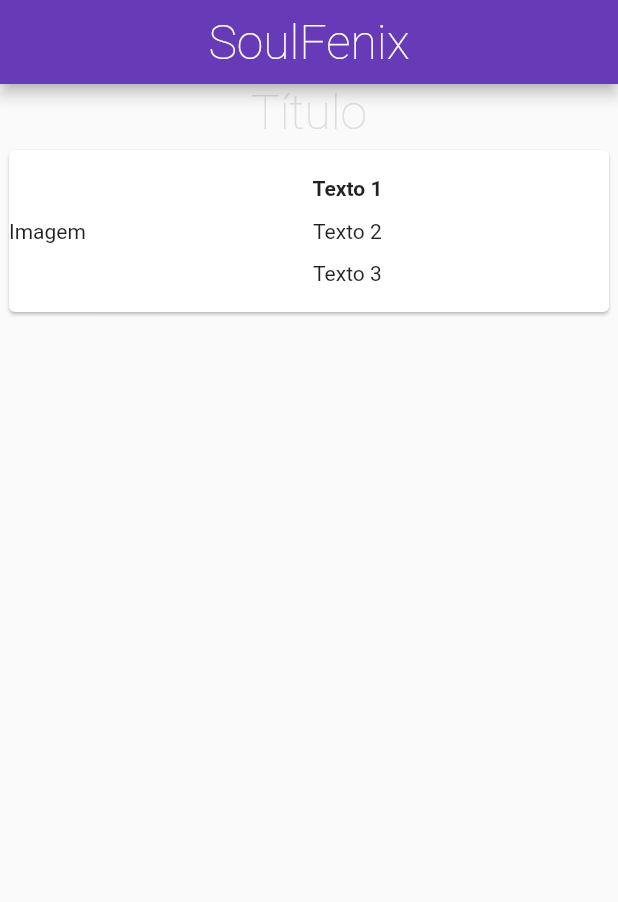
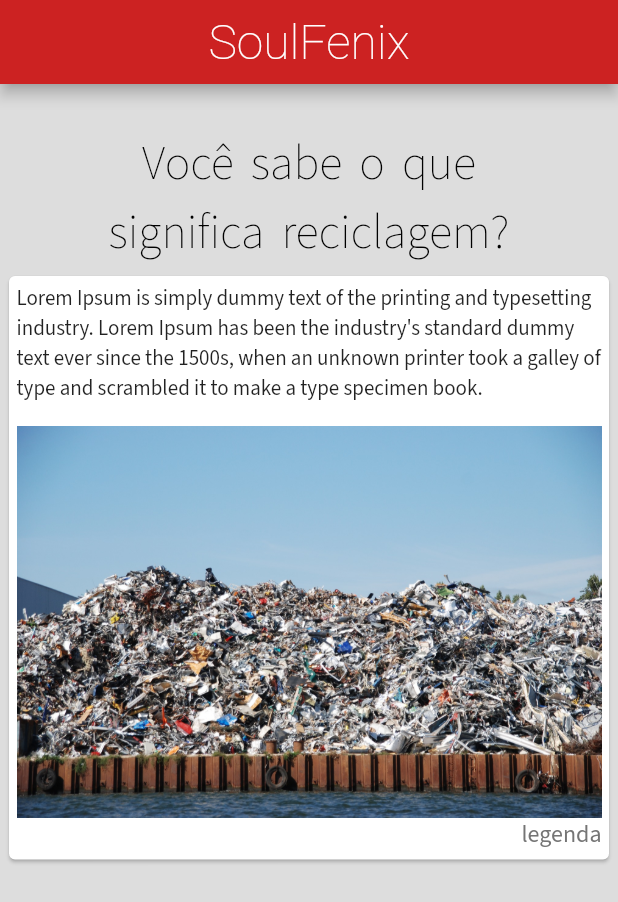
Before and after one commit to ricardogk3/SoulFenix, a Flutter app: the screen it shows after launch, on a phone screen of 412 x 824 dp. Shown: the top 902 px of the screen. Run offline on Flutter 3.47's test engine with Material 2 defaults, Android fonts, the phone set to English and light mode, and no system bars; our stand-ins replace google_fonts, math_expressions.

Commit message:
home_page

```diff
--- a/lib/main.dart
+++ b/lib/main.dart
@@ -1,15 +1,12 @@
 import 'package:math_expressions/math_expressions.dart';
 import 'package:flutter/material.dart';
+import '/pages/home_page.dart';
 import 'package:google_fonts/google_fonts.dart';
-import 'package:soulfenix/pages/calc_app.dart';
-import 'package:soulfenix/pages/home_page.dart';
-
 import './pages/calc_button.dart';
 
 void main() {
   runApp(App());
 }
-
 
 class App extends StatelessWidget {
   @override
@@ -18,9 +15,10 @@
       home: HomePage(),
       debugShowCheckedModeBanner: false,
       theme: ThemeData(
-        primarySwatch: Colors.deepPurple,
-        primaryColor: Colors.deepPurple,
-        accentColor: Colors.deepPurple[600],
+        primaryColor: Color(0xFFCC2222),
+        accentColor: Color(0xFFDDDDDD),
+        textTheme:
+            GoogleFonts.sourceSansProTextTheme(Theme.of(context).textTheme),
       ),
     );
   }
--- a/lib/pages/home_page.dart
+++ b/lib/pages/home_page.dart
@@ -10,12 +10,15 @@ class HomePage extends StatefulWidget {
 class _HomePageState extends State<HomePage> {
   var cinza = Color(0xFFDDDDDD);
   var vermelho = Color(0xFFCC2222);
-  var pretro = Color(0xFF000000);
+  var preto = Color(0xFF000000);
   var branco = Color(0xFFFFFFFF);
+  var texto = TextStyle(fontWeight: FontWeight.w400);
+  var legenda = TextStyle(fontSize: 16, color: Colors.grey.shade600);
 
   @override
   Widget build(BuildContext context) {
     return Scaffold(
+      backgroundColor: Color(0xFFDDDDDD),
       appBar: AppBar(
         title: Text("SoulFenix",
             style: TextStyle(
@@ -27,38 +30,46 @@ class _HomePageState extends State<HomePage> {
       body: Column(
         children: [
           Container(
+            margin: EdgeInsets.only(top: 30),
             child: Text(
-              "Título",
+              "Você sabe o que \nsignifica reciclagem?",
               style: TextStyle(
                 fontSize: 32,
                 fontWeight: FontWeight.w200,
-                color: cinza,
+                color: preto,
+                wordSpacing: 5,
               ),
+              textAlign: TextAlign.center,
             ),
           ),
           Container(
             padding: EdgeInsets.all(2),
-            height: 120,
+            // height: 120,
             child: Card(
-              child: Row(
-                mainAxisAlignment: MainAxisAlignment.spaceEvenly,
-                children: [
-                  Text("Imagem"),
-                  Expanded(
+              child: Expanded(
                 child: Container(
                   padding: EdgeInsets.all(5),
                   child: Column(
                     mainAxisAlignment: MainAxisAlignment.spaceEvenly,
                     children: [
-                          Text("Texto 1",
-                              style: TextStyle(fontWeight: FontWeight.bold)),
-                          Text("Texto 2"),
-                          Text("Texto 3"),
+                      Text(
+                          "Lorem Ipsum is simply dummy text of the printing and typesetting industry. Lorem Ipsum has been the industry's standard dummy text ever since the 1500s, when an unknown printer took a galley of type and scrambled it to make a type specimen book.",
+                          style: texto),
+                      Padding(
+                        padding: const EdgeInsets.only(top: 15),
+                        child: Image.asset("assets/images/main_reciclagem.jpg"),
+                      ),
+                      Container(
+                        width: double.maxFinite,
+                        child: Text(
+                          "legenda",
+                          style: legenda,
+                          textAlign: TextAlign.right,
+                        ),
+                      ),
                     ],
                   ),
                 ),
-                  )
-                ],
               ),
             ),
           ),
```
Also changed, not shown: pubspec.yaml (+4 -6 lines), assets/images/main_reciclagem.jpg (added), lib/pages/lorem.txt (added). Lines whose indentation alone changed are shown as unchanged.
